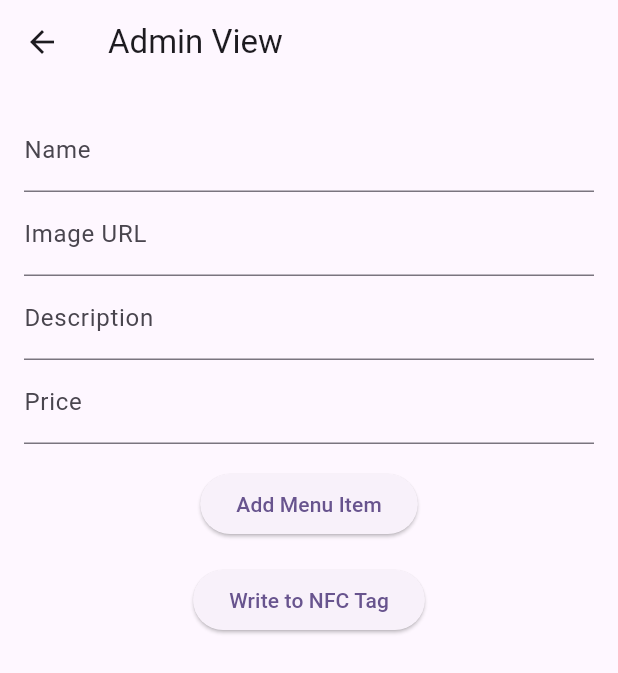
After one commit to GozziCode/quick_menu, a Flutter app: the WriteScreen screen opened directly, after a tap on "Write to NFC Tag", on a phone screen of 412 x 824 dp. The commit adds this screen. Shown: the top 673 px of the screen. Run offline on Flutter 3.47's test engine with Material 3 defaults, Android fonts, the phone set to English and light mode, and no system bars; missing offline and left inert: flutter_nfc_kit, ndef.

Commit message:
updated initial commit

```diff
--- a/lib/main.dart
+++ b/lib/main.dart
@@ -55,6 +55,7 @@ class _MyHomePageState extends State<MyHomePage> {
     // The Flutter framework has been optimized to make rerunning build methods
     // fast, so that you can just rebuild anything that needs updating rather
     // than having to individually change instances of widgets.
+
     return Scaffold(
       appBar: AppBar(
         // TRY THIS: Try changing the color here to a specific color (to
--- /dev/null
+++ b/lib/models/menu_item.dart
@@ -0,0 +1,32 @@
+
+class MenuItem {
+  final String name;
+  final String imageUrl;
+  final String description;
+  final double price;
+  bool isAvailable;
+
+  MenuItem({
+    required this.name,
+    required this.imageUrl,
+    required this.description,
+    required this.price,
+    this.isAvailable = true,
+  });
+
+  Map<String, dynamic> toJson() => {
+    'name': name,
+    'imageUrl': imageUrl,
+    'description': description,
+    'price': price,
+    'isAvailable': isAvailable,
+  };
+
+  static MenuItem fromJson(Map<String, dynamic> json) => MenuItem(
+    name: json['name'],
+    imageUrl: json['imageUrl'],
+    description: json['description'],
+    price: json['price'],
+    isAvailable: json['isAvailable'],
+  );
+}
--- /dev/null
+++ b/lib/providers/menu_provider.dart
@@ -0,0 +1,24 @@
+
+import 'package:flutter/material.dart';
+import '../models/menu_item.dart';
+
+class MenuProvider with ChangeNotifier {
+  List<MenuItem> _menuItems = [];
+
+  List<MenuItem> get menuItems => _menuItems;
+
+  void setMenuItems(List<MenuItem> items) {
+    _menuItems = items;
+    notifyListeners();
+  }
+
+  void toggleAvailability(int index) {
+    _menuItems[index].isAvailable = !_menuItems[index].isAvailable;
+    notifyListeners();
+  }
+
+  void addItem(MenuItem item) {
+    _menuItems.add(item);
+    notifyListeners();
+  }
+}
--- /dev/null
+++ b/lib/screens/write_screen.dart
@@ -0,0 +1,88 @@
+// lib/admin_view.dart
+import 'package:flutter/material.dart';
+import 'package:provider/provider.dart';
+import '../models/menu_item.dart';
+import '../providers/menu_provider.dart';
+import '../services/nfc_service.dart';
+
+
+class WriteScreen extends StatelessWidget {
+  final TextEditingController nameController = TextEditingController();
+  final TextEditingController imageController = TextEditingController();
+  final TextEditingController descriptionController = TextEditingController();
+  final TextEditingController priceController = TextEditingController();
+
+  WriteScreen({super.key});
+
+  void addItem(BuildContext context) {
+    final String name = nameController.text;
+    final String imageUrl = imageController.text;
+    final String description = descriptionController.text;
+    final double price = double.parse(priceController.text);
+    final newItem = MenuItem(
+        name: name, imageUrl: imageUrl, description: description, price: price);
+    Provider.of<MenuProvider>(context, listen: false).addItem(newItem);
+    nameController.clear();
+    imageController.clear();
+    descriptionController.clear();
+    priceController.clear();
+  }
+
+  @override
+  Widget build(BuildContext context) {
+    final menuProvider = Provider.of<MenuProvider>(context);
+    return Scaffold(
+      appBar: AppBar(
+        title: const Text('Admin View'),
+      ),
+      body: Padding(
+        padding: const EdgeInsets.all(16.0),
+        child: Column(
+          children: [
+            TextField(
+                controller: nameController,
+                decoration: const InputDecoration(labelText: 'Name')),
+            TextField(
+                controller: imageController,
+                decoration: const InputDecoration(labelText: 'Image URL')),
+            TextField(
+                controller: descriptionController,
+                decoration: const InputDecoration(labelText: 'Description')),
+            TextField(
+                controller: priceController,
+                decoration: const InputDecoration(labelText: 'Price'),
+                keyboardType: TextInputType.number),
+            const SizedBox(height: 16),
+            ElevatedButton(
+              onPressed: () => addItem(context),
+              child: const Text('Add Menu Item'),
+            ),
+            const SizedBox(height: 16),
+            ElevatedButton(
+              onPressed: () => NfcService.writeNfc(menuProvider.menuItems),
+              child: const Text('Write to NFC Tag'),
+            ),
+            Expanded(
+              child: ListView.builder(
+                itemCount: menuProvider.menuItems.length,
+                itemBuilder: (context, index) {
+                  final item = menuProvider.menuItems[index];
+                  return ListTile(
+                    title: Text(item.name),
+                    subtitle: Text(item.description),
+                    trailing: Switch(
+                      value: item.isAvailable,
+                      onChanged: (value) {
+                        menuProvider.toggleAvailability(index);
+                      },
+                    ),
+                  );
+                },
+              ),
+            ),
+          ],
+        ),
+      ),
+    );
+  }
+}
--- /dev/null
+++ b/lib/services/nfc_service.dart
@@ -0,0 +1,69 @@
+// lib/nfc_service.dart
+import 'package:flutter/material.dart';
+import 'package:flutter_nfc_kit/flutter_nfc_kit.dart';
+import 'package:ndef/ndef.dart' as ndef;
+import 'dart:convert';
+
+import 'package:provider/provider.dart';
+
+import '../models/menu_item.dart';
+import '../providers/menu_provider.dart';
+
+class NfcService {
+  static Future<void> readNfc(BuildContext context) async {
+    try {
+      var availability = await FlutterNfcKit.nfcAvailability;
+      if (availability != NFCAvailability.available) {
+        throw Exception('NFC is not available');
+      }
+
+      var tag = await FlutterNfcKit.poll(timeout: const Duration(seconds: 10));
+      if (tag.ndefAvailable == true) {
+        var records = await FlutterNfcKit.readNDEFRecords(cached: false);
+        if (records.isNotEmpty) {
+          var record = records.first;
+          if (record.payload != null) {
+            String payload = utf8.decode(record.payload!);
+            var jsonData = json.decode(payload) as List<dynamic>;
+            var menuItems =
+                jsonData.map((item) => MenuItem.fromJson(item)).toList();
+            if (context.mounted) {
+              Provider.of<MenuProvider>(context, listen: false)
+                  .setMenuItems(menuItems);
+            }
+          } else {
+            throw Exception('NDEF record payload is null');
+          }
+        }
+      }
+    } catch (e) {
+      debugPrint('Error reading NFC tag: $e');
+    } finally {
+      await FlutterNfcKit.finish();
+    }
+  }
+
+  static Future<void> writeNfc(List<MenuItem> menuItems) async {
+    var message = [
+      ndef.TextRecord(
+        text: json.encode(menuItems.map((e) => e.toJson()).toList()),
+      ),
+    ];
+
+    try {
+      var availability = await FlutterNfcKit.nfcAvailability;
+      if (availability != NFCAvailability.available) {
+        throw Exception('NFC is not available');
+      }
+
+      var tag = await FlutterNfcKit.poll(timeout: const Duration(seconds: 10));
+      if (tag.ndefWritable == true) {
+        await FlutterNfcKit.writeNDEFRecords(message);
+      }
+    } catch (e) {
+      print('Error writing NFC tag: $e');
+    } finally {
+      await FlutterNfcKit.finish();
+    }
+  }
+}
--- a/pubspec.yaml
+++ b/pubspec.yaml
@@ -35,6 +35,9 @@ dependencies:
   # The following adds the Cupertino Icons font to your application.
   # Use with the CupertinoIcons class for iOS style icons.
   cupertino_icons: ^1.0.6
+  flutter_nfc_kit: ^3.5.2
+  provider: ^6.1.2
+  ndef: ^0.3.3
 
 dev_dependencies:
   flutter_test:
```
Also changed, not shown: pubspec.lock, 1 other file.
